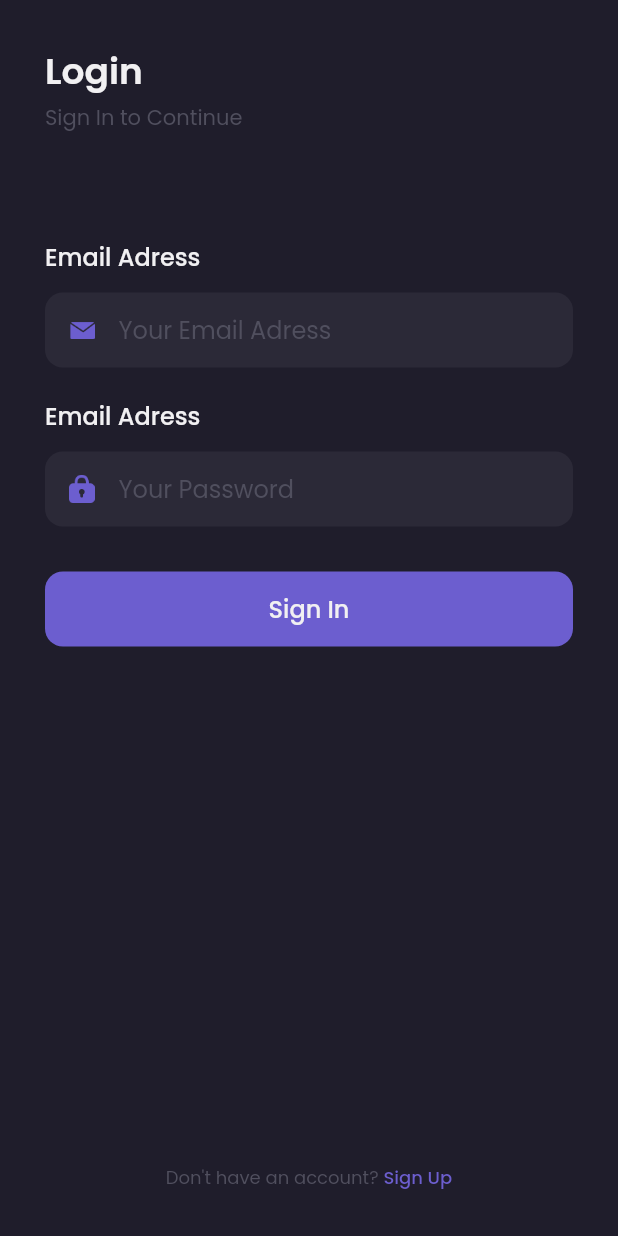
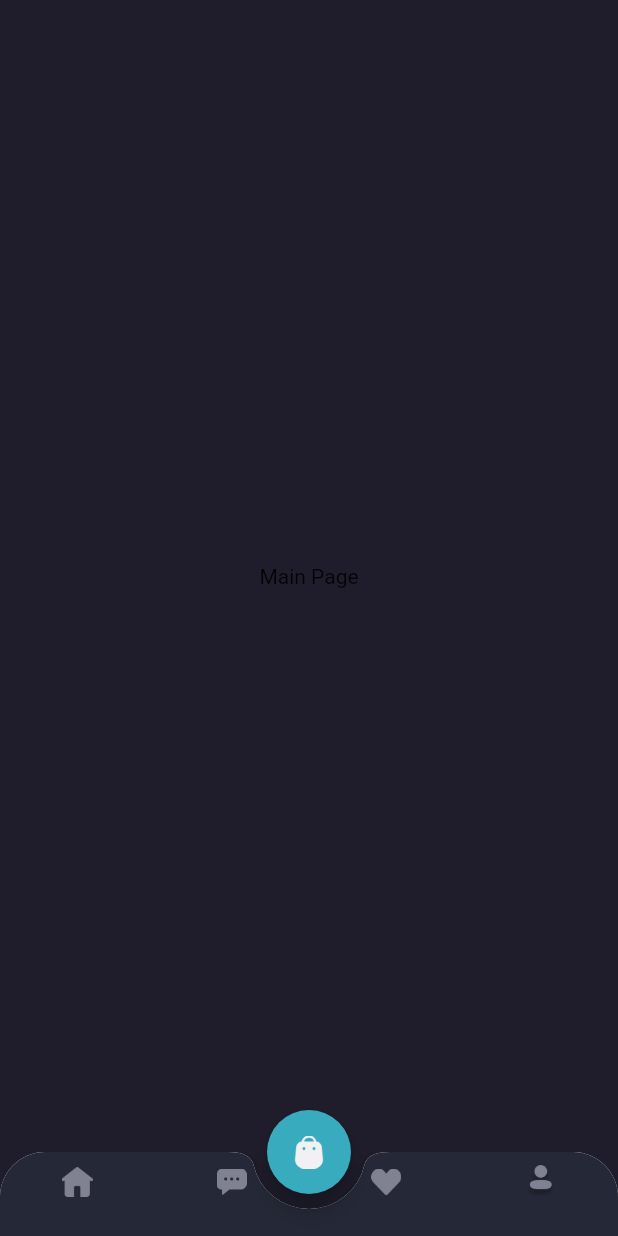
Before and after one commit to yusuffront99/Flutters, a Flutter app: the screen it shows after launch, after a tap on "Sign In", on a phone screen of 412 x 824 dp. Run offline on Flutter 3.47's test engine with Material 2 defaults, Android fonts, the phone set to English and light mode, and no system bars; our stand-ins replace google_fonts.

Commit message:
create new main page menu navbar and update more codes

```diff
--- a/shamo/lib/main.dart
+++ b/shamo/lib/main.dart
@@ -1,4 +1,5 @@
 import 'package:flutter/material.dart';
+import 'package:shamo/pages/Home/main_page.dart';
 import 'package:shamo/pages/sign_in_page.dart';
 import 'package:shamo/pages/sign_up_page.dart';
 import 'package:shamo/pages/splash_page.dart';
@@ -14,7 +15,8 @@ class MyApp extends StatelessWidget {
       routes: {
         '/': (context) => SplashPage(),
         '/sign-in': (context) => SignInPage(),
-        '/sign-up': (context) => SignUpPage()
+        '/sign-up': (context) => SignUpPage(),
+        '/home': (context) => MainPage()
       },
     );
   }
--- /dev/null
+++ b/shamo/lib/pages/Home/main_page.dart
@@ -0,0 +1,75 @@
+import 'package:flutter/material.dart';
+import 'package:shamo/themes/theme.dart';
+
+class MainPage extends StatelessWidget {
+  @override
+  Widget build(BuildContext context) {
+    //====>>> CART BUTTON
+    Widget cartButton() {
+      return FloatingActionButton(
+        onPressed: () {},
+        backgroundColor: secondaryColor,
+        child: Image.asset(
+          'assets/images/icon_cart.png',
+          width: 20,
+        ),
+      );
+    }
+
+    //====>>>> NAVBAR MENU
+    Widget customButtonNav() {
+      return ClipRRect(
+        borderRadius: BorderRadius.vertical(top: Radius.circular(30)),
+        child: BottomAppBar(
+          shape: CircularNotchedRectangle(),
+          notchMargin: 10,
+          clipBehavior: Clip.antiAlias,
+          child: BottomNavigationBar(
+            backgroundColor: backgroundColor4,
+            type: BottomNavigationBarType.fixed,
+            items: [
+              BottomNavigationBarItem(
+                icon: Image.asset(
+                  'assets/images/icon_home.png',
+                  width: 21,
+                ),
+                label: '',
+              ),
+              BottomNavigationBarItem(
+                icon: Image.asset(
+                  'assets/images/icon_chat.png',
+                  width: 20,
+                ),
+                label: '',
+              ),
+              BottomNavigationBarItem(
+                icon: Image.asset(
+                  'assets/images/icon_favorite.png',
+                  width: 20,
+                ),
+                label: '',
+              ),
+              BottomNavigationBarItem(
+                icon: Image.asset(
+                  'assets/images/icon_profile.png',
+                  width: 21,
+                ),
+                label: '',
+              ),
+            ],
+          ),
+        ),
+      );
+    }
+
+    return Scaffold(
+      backgroundColor: backgroundColor1,
+      floatingActionButton: cartButton(),
+      floatingActionButtonLocation: FloatingActionButtonLocation.centerDocked,
+      bottomNavigationBar: customButtonNav(),
+      body: Center(
+        child: Text('Main Page'),
+      ),
+    );
+  }
+}
--- a/shamo/lib/pages/sign_in_page.dart
+++ b/shamo/lib/pages/sign_in_page.dart
@@ -129,7 +129,9 @@ class SignInPage extends StatelessWidget {
         width: double.infinity,
         margin: EdgeInsets.only(top: 30.0),
         child: TextButton(
-          onPressed: () {},
+          onPressed: () {
+            Navigator.pushNamed(context, '/home');
+          },
           child: Text(
             'Sign In',
             style: primaryTextStyle.copyWith(fontSize: 16, fontWeight: medium),
--- a/shamo/lib/pages/sign_up_page.dart
+++ b/shamo/lib/pages/sign_up_page.dart
@@ -221,7 +221,9 @@ class SignUpPage extends StatelessWidget {
         width: double.infinity,
         margin: EdgeInsets.only(top: 30.0),
         child: TextButton(
-          onPressed: () {},
+          onPressed: () {
+            Navigator.pushNamed(context, '/home');
+          },
           child: Text(
             'Sign Up',
             style: primaryTextStyle.copyWith(fontSize: 16, fontWeight: medium),
--- a/shamo/lib/themes/theme.dart
+++ b/shamo/lib/themes/theme.dart
@@ -10,6 +10,7 @@ Color priceColor = Color(0xFF2C96F1);
 Color backgroundColor1 = Color(0xFF1F1D2B);
 Color backgroundColor2 = Color(0xFF2B2937);
 Color backgroundColor3 = Color(0xFF242231);
+Color backgroundColor4 = Color(0xFF252836);
 Color primaryTextColor = Color(0xFFF1F0F2);
 Color secondaryTextColor = Color(0xFF999999);
 Color subtitleColor = Color(0XFF504F5E);
```
Also changed, not shown: shamo/assets/images/icon_cart.png, shamo/assets/images/icon_love.png (added).
